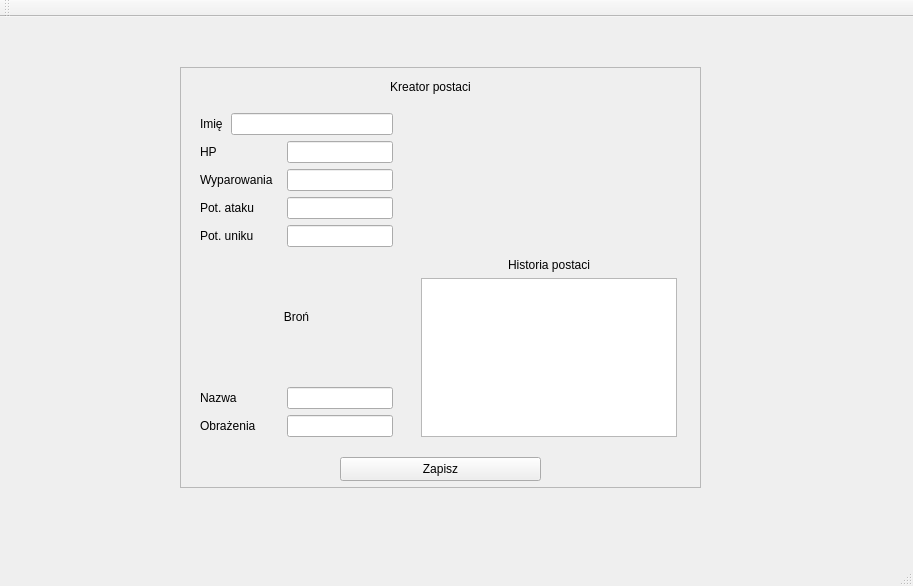
Above: GM_Util_Tool/GM_Util_Tool/app.ui from neliodass/TheWitcherRPG_GM_Tool before the change. Below: the same form after it.
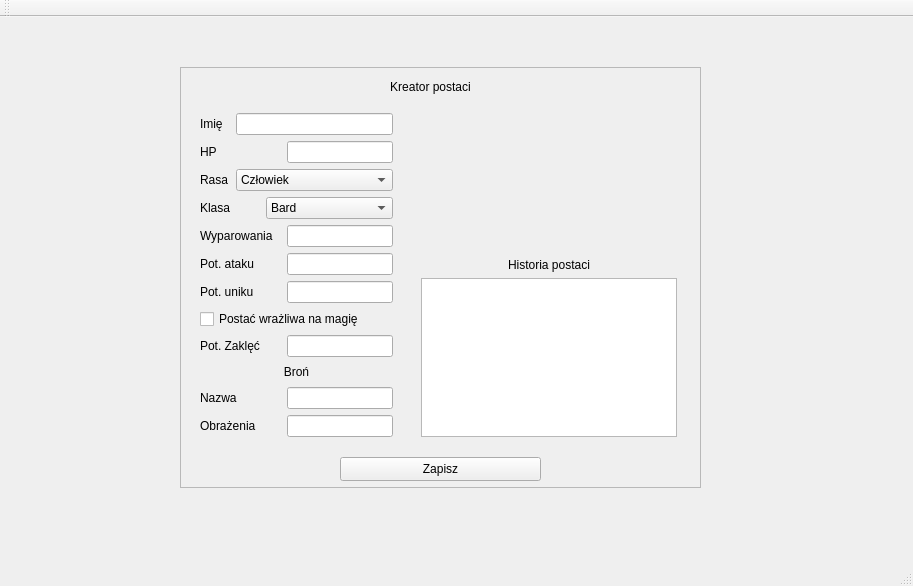
That is the form after the change.

Commit message: Added "IsMagical" checkbox and sorcery potential

What changed in the file:
```diff
--- a/GM_Util_Tool/GM_Util_Tool/app.ui
+++ b/GM_Util_Tool/GM_Util_Tool/app.ui
@@ -96,29 +96,13 @@
       </rect>
      </property>
      <layout class="QGridLayout" name="gridLayout">
-      <item row="4" column="3">
-       <widget class="QLineEdit" name="inputEvasion"/>
-      </item>
-      <item row="2" column="0" colspan="3">
-       <widget class="QLabel" name="labelArmor">
+      <item row="0" column="0">
+       <widget class="QLabel" name="labelName">
         <property name="text">
-         <string>Wyparowania</string>
+         <string>Imię</string>
         </property>
        </widget>
       </item>
-      <item row="7" column="0" colspan="2">
-       <widget class="QLabel" name="labelWeaponDamage">
-        <property name="text">
-         <string>Obrażenia</string>
-        </property>
-       </widget>
-      </item>
-      <item row="3" column="3">
-       <widget class="QLineEdit" name="inputAttack"/>
-      </item>
-      <item row="7" column="3">
-       <widget class="QLineEdit" name="inputWeaponDamage"/>
-      </item>
       <item row="0" column="1" colspan="3">
        <widget class="QLineEdit" name="inputName">
         <property name="minimumSize">
@@ -132,9 +116,6 @@
         </property>
        </widget>
       </item>
-      <item row="1" column="3">
-       <widget class="QLineEdit" name="inputHP"/>
-      </item>
       <item row="1" column="0">
        <widget class="QLabel" name="labelHP">
         <property name="text">
@@ -142,24 +123,178 @@
         </property>
        </widget>
       </item>
-      <item row="6" column="3">
-       <widget class="QLineEdit" name="inputWeaponName"/>
+      <item row="1" column="3">
+       <widget class="QLineEdit" name="inputHP"/>
       </item>
-      <item row="6" column="0" colspan="2">
-       <widget class="QLabel" name="labelWeaponName">
+      <item row="2" column="0">
+       <widget class="QLabel" name="labelRace">
         <property name="text">
-         <string>Nazwa</string>
+         <string>Rasa</string>
         </property>
        </widget>
       </item>
-      <item row="3" column="0" colspan="2">
+      <item row="2" column="1" colspan="3">
+       <widget class="QComboBox" name="inputRace">
+        <item>
+         <property name="text">
+          <string>Człowiek</string>
+         </property>
+        </item>
+        <item>
+         <property name="text">
+          <string>Elf</string>
+         </property>
+        </item>
+        <item>
+         <property name="text">
+          <string>Krasnolud</string>
+         </property>
+        </item>
+        <item>
+         <property name="text">
+          <string>Wiedźmin</string>
+         </property>
+        </item>
+        <item>
+         <property name="text">
+          <string>Niziołek</string>
+         </property>
+        </item>
+        <item>
+         <property name="text">
+          <string>Gnom</string>
+         </property>
+        </item>
+        <item>
+         <property name="text">
+          <string>Vran</string>
+         </property>
+        </item>
+        <item>
+         <property name="text">
+          <string>Bobołak</string>
+         </property>
+        </item>
+       </widget>
+      </item>
+      <item row="3" column="0">
+       <widget class="QLabel" name="labelClass">
+        <property name="text">
+         <string>Klasa</string>
+        </property>
+       </widget>
+      </item>
+      <item row="3" column="2" colspan="2">
+       <widget class="QComboBox" name="inputClass">
+        <item>
+         <property name="text">
+          <string>Bard</string>
+         </property>
+        </item>
+        <item>
+         <property name="text">
+          <string>Czarodziej</string>
+         </property>
+        </item>
+        <item>
+         <property name="text">
+          <string>Druid</string>
+         </property>
+        </item>
+        <item>
+         <property name="text">
+          <string>Kapłan</string>
+         </property>
+        </item>
+        <item>
+         <property name="text">
+          <string>Kupiec</string>
+         </property>
+        </item>
+        <item>
+         <property name="text">
+          <string>Medyk</string>
+         </property>
+        </item>
+        <item>
+         <property name="text">
+          <string>Przestępca</string>
+         </property>
+        </item>
+        <item>
+         <property name="text">
+          <string>Rzemieślnik</string>
+         </property>
+        </item>
+        <item>
+         <property name="text">
+          <string>Szlachcic</string>
+         </property>
+        </item>
+        <item>
+         <property name="text">
+          <string>Wiedźmin</string>
+         </property>
+        </item>
+        <item>
+         <property name="text">
+          <string>Zbrojny</string>
+         </property>
+        </item>
+       </widget>
+      </item>
+      <item row="4" column="0" colspan="3">
+       <widget class="QLabel" name="labelArmor">
+        <property name="text">
+         <string>Wyparowania</string>
+        </property>
+       </widget>
+      </item>
+      <item row="4" column="3">
+       <widget class="QLineEdit" name="inputArmor"/>
+      </item>
+      <item row="5" column="0" colspan="2">
        <widget class="QLabel" name="labelAttack">
         <property name="text">
          <string>Pot. ataku</string>
         </property>
        </widget>
       </item>
-      <item row="5" column="0" colspan="4">
+      <item row="5" column="3">
+       <widget class="QLineEdit" name="inputAttack"/>
+      </item>
+      <item row="6" column="0" colspan="2">
+       <widget class="QLabel" name="labelEvasion">
+        <property name="text">
+         <string>Pot. uniku</string>
+        </property>
+       </widget>
+      </item>
+      <item row="6" column="3">
+       <widget class="QLineEdit" name="inputEvasion"/>
+      </item>
+      <item row="7" column="0" colspan="4">
+       <widget class="QCheckBox" name="checkboxIsMagical">
+        <property name="text">
+         <string>Postać wrażliwa na magię</string>
+        </property>
+       </widget>
+      </item>
+      <item row="8" column="0" colspan="2">
+       <widget class="QLabel" name="labelSorcery">
+        <property name="text">
+         <string>Pot. Zaklęć</string>
+        </property>
+       </widget>
+      </item>
+      <item row="8" column="3">
+       <widget class="QLineEdit" name="inputSorcery">
+        <property name="enabled">
+         <bool>true</bool>
+        </property>
+       </widget>
+      </item>
+      <item row="9" column="0" colspan="4">
        <widget class="QLabel" name="labelWeapon">
         <property name="minimumSize">
          <size>
@@ -177,23 +312,26 @@
         </property>
        </widget>
       </item>
-      <item row="0" column="0">
-       <widget class="QLabel" name="labelName">
+      <item row="10" column="0" colspan="2">
+       <widget class="QLabel" name="labelWeaponName">
         <property name="text">
-         <string>Imię</string>
+         <string>Nazwa</string>
         </property>
        </widget>
       </item>
-      <item row="2" column="3">
-       <widget class="QLineEdit" name="inputArmor"/>
+      <item row="10" column="3">
+       <widget class="QLineEdit" name="inputWeaponName"/>
       </item>
-      <item row="4" column="0" colspan="2">
-       <widget class="QLabel" name="labelEvasion">
+      <item row="11" column="0" colspan="2">
+       <widget class="QLabel" name="labelWeaponDamage">
         <property name="text">
-         <string>Pot. uniku</string>
+         <string>Obrażenia</string>
         </property>
        </widget>
       </item>
+      <item row="11" column="3">
+       <widget class="QLineEdit" name="inputWeaponDamage"/>
+      </item>
      </layout>
     </widget>
     <zorder>label</zorder>
```
Left out of the diff: 35 changed lines with no effect on the pictures. The commit also changes 1 other file.
